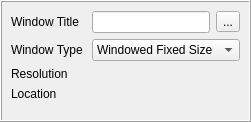
GameOverture/HarmonyEngine, file Editor/src/Explorer/Project/WgtWindowInfo.ui: the form before one commit.
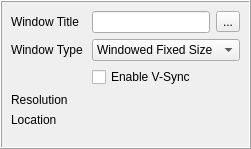
The form after the commit. Icons and pictures are not drawn. Custom widgets are drawn as their Qt base class.

Commit message: Fixed setting V-Sync on the correct gfx context when multiple windows were enabled; HyInit now stores vsync values per window; HyEditor settings dialogs now reflect storing VSync settings per window

```diff
--- a/Editor/src/Explorer/Project/WgtWindowInfo.ui
+++ b/Editor/src/Explorer/Project/WgtWindowInfo.ui
@@ -7,7 +7,7 @@
     <x>0</x>
     <y>0</y>
     <width>243</width>
-    <height>122</height>
+    <height>149</height>
    </rect>
   </property>
   <property name="sizePolicy">
@@ -103,7 +103,7 @@
         </item>
        </widget>
       </item>
-      <item row="2" column="0">
+      <item row="3" column="0">
        <widget class="QLabel" name="lblProjectName">
         <property name="sizePolicy">
          <sizepolicy hsizetype="Fixed" vsizetype="Preferred">
@@ -122,10 +122,10 @@
         </property>
        </widget>
       </item>
-      <item row="2" column="1">
+      <item row="3" column="1">
        <widget class="WgtVectorSpinBox" name="vsbResolution" native="true"/>
       </item>
-      <item row="3" column="0">
+      <item row="4" column="0">
        <widget class="QLabel" name="lblProjectName_2">
         <property name="sizePolicy">
          <sizepolicy hsizetype="Fixed" vsizetype="Preferred">
@@ -144,9 +144,16 @@
         </property>
        </widget>
       </item>
-      <item row="3" column="1">
+      <item row="4" column="1">
        <widget class="WgtVectorSpinBox" name="vsbLocation" native="true"/>
       </item>
+      <item row="2" column="1">
+       <widget class="QCheckBox" name="chkVSync">
+        <property name="text">
+         <string>Enable V-Sync</string>
+        </property>
+       </widget>
+      </item>
      </layout>
     </widget>
    </item>
```
The commit also changes 13 other files.
